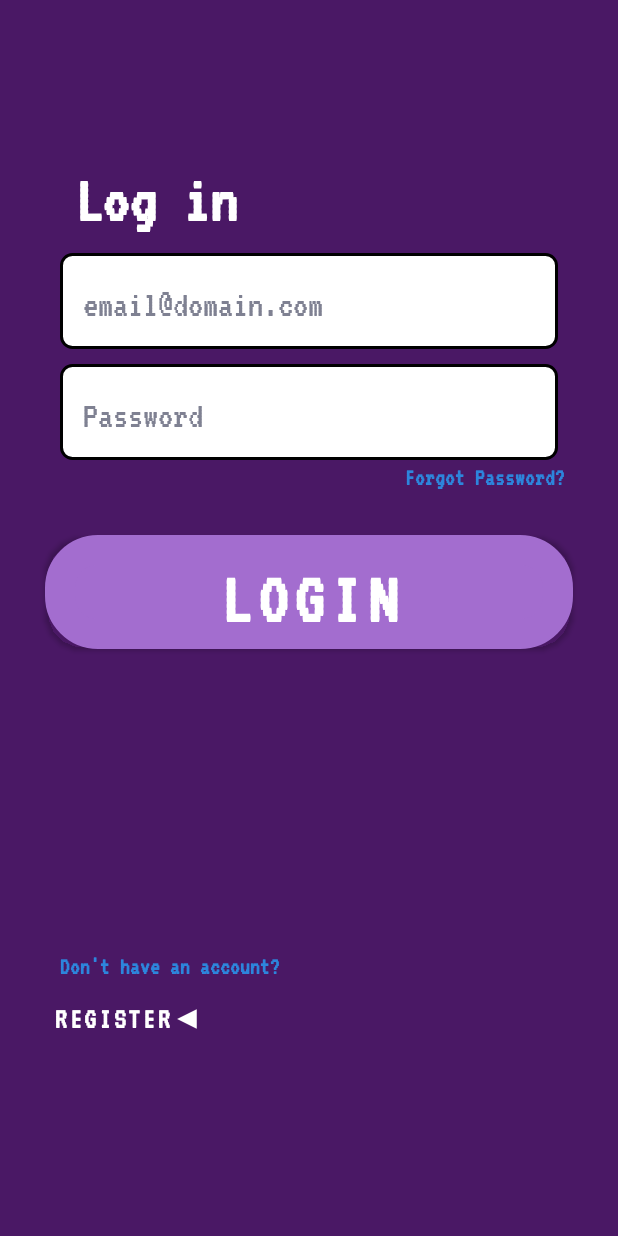
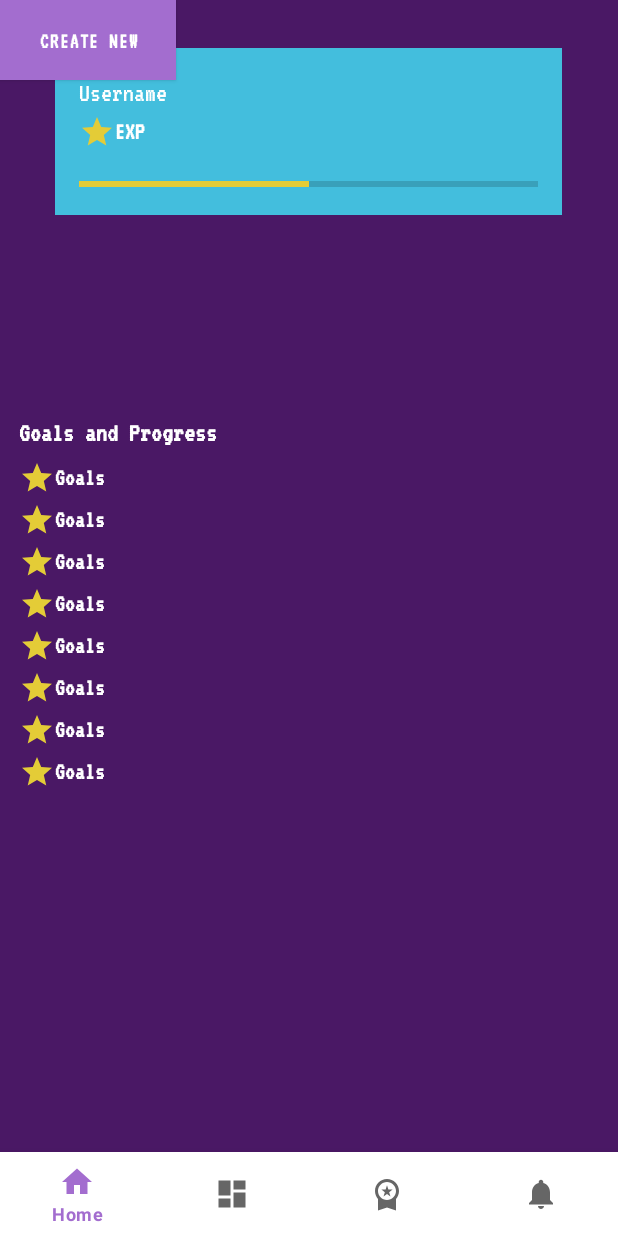
Before and after one commit to pham-brandon/CashQuest, an Android app: the screen it shows after launch (LoginActivity before the commit, GoalsActivity after it), on a phone screen of 412 x 824 dp. Run offline under Robolectric (Android 15) with nearby library versions, the light colour scheme and no system bars.

Commit message:
goals layout

```diff
--- /dev/null
+++ b/app/src/main/java/com/personal_finance_app/GoalsActivity.java
@@ -0,0 +1,24 @@
+package com.personal_finance_app;
+
+import android.os.Bundle;
+
+import androidx.activity.EdgeToEdge;
+import androidx.appcompat.app.AppCompatActivity;
+import androidx.core.graphics.Insets;
+import androidx.core.view.ViewCompat;
+import androidx.core.view.WindowInsetsCompat;
+
+public class GoalsActivity extends AppCompatActivity {
+
+    @Override
+    protected void onCreate(Bundle savedInstanceState) {
+        super.onCreate(savedInstanceState);
+        EdgeToEdge.enable(this);
+        setContentView(R.layout.activity_goals);
+        ViewCompat.setOnApplyWindowInsetsListener(findViewById(R.id.main), (v, insets) -> {
+            Insets systemBars = insets.getInsets(WindowInsetsCompat.Type.systemBars());
+            v.setPadding(systemBars.left, systemBars.top, systemBars.right, systemBars.bottom);
+            return insets;
+        });
+    }
+}
--- /dev/null
+++ b/app/src/main/res/drawable/ic_goals_24dp.xml
@@ -0,0 +1,5 @@
+<vector xmlns:android="http://schemas.android.com/apk/res/android" android:height="24dp" android:tint="#000000" android:viewportHeight="24" android:viewportWidth="24" android:width="24dp">
+
+    <path android:fillColor="@android:color/white" android:pathData="M9.68,13.69L12,11.93l2.31,1.76l-0.88,-2.85L15.75,9h-2.84L12,6.19L11.09,9H8.25l2.31,1.84L9.68,13.69zM20,10c0,-4.42 -3.58,-8 -8,-8s-8,3.58 -8,8c0,2.03 0.76,3.87 2,5.28V23l6,-2l6,2v-7.72C19.24,13.87 20,12.03 20,10zM12,4c3.31,0 6,2.69 6,6s-2.69,6 -6,6s-6,-2.69 -6,-6S8.69,4 12,4z"/>
+
+</vector>
--- /dev/null
+++ b/app/src/main/res/drawable/star_goal_24dp.xml
@@ -0,0 +1,11 @@
+<vector xmlns:android="http://schemas.android.com/apk/res/android"
+    android:height="24dp"
+    android:tint="@color/yellow"
+    android:viewportHeight="24"
+    android:viewportWidth="24"
+    android:width="24dp">
+
+    <path android:fillColor="@color/yellow"
+        android:pathData="M12,17.27L18.18,21l-1.64,-7.03L22,9.24l-7.19,-0.61L12,2 9.19,8.63 2,9.24l5.46,4.73L5.82,21z"/>
+
+</vector>
--- /dev/null
+++ b/app/src/main/res/layout/activity_goals.xml
@@ -0,0 +1,217 @@
+<?xml version="1.0" encoding="utf-8"?>
+<androidx.constraintlayout.widget.ConstraintLayout
+    xmlns:android="http://schemas.android.com/apk/res/android"
+    xmlns:app="http://schemas.android.com/apk/res-auto"
+    xmlns:tools="http://schemas.android.com/tools"
+    android:id="@+id/main"
+    android:layout_width="match_parent"
+    android:layout_height="match_parent"
+    android:background="@color/purple_background">
+
+    <!-- Profile Section (Top) with custom background -->
+
+    <!-- Button to Add Goals -->
+    <!-- Goals List Section -->
+
+    <LinearLayout
+        android:id="@+id/profile_section"
+        android:layout_width="338dp"
+        android:layout_height="111dp"
+        android:layout_marginTop="32dp"
+        android:background="@color/button_color"
+        android:orientation="vertical"
+        android:padding="16dp"
+        app:layout_constraintHeight_percent="0.2"
+        app:layout_constraintHorizontal_bias="0.493"
+        app:layout_constraintLeft_toLeftOf="parent"
+        app:layout_constraintRight_toRightOf="parent"
+        app:layout_constraintTop_toTopOf="parent">
+
+
+        <!-- Username TextView -->
+        <TextView
+            android:id="@+id/goals_user_profile"
+            android:layout_width="wrap_content"
+            android:layout_height="wrap_content"
+            android:text="@string/username"
+            android:textColor="@android:color/white"
+            android:textSize="18sp"
+            android:fontFamily="@font/vt323_regular" />
+
+        <!-- Level and EXP Bar -->
+        <TextView
+            android:id="@+id/user_level"
+            android:layout_width="wrap_content"
+            android:layout_height="wrap_content"
+            android:layout_marginTop="4dp"
+            android:text="@string/exp"
+            android:textColor="@android:color/white"
+            android:textSize="16sp"
+            android:fontFamily="@font/vt323_regular"
+            android:textStyle="bold"
+            app:drawableStartCompat="@drawable/star_goal_24dp" />
+
+        <ProgressBar
+            android:id="@+id/progressBar"
+            style="?android:attr/progressBarStyleHorizontal"
+            android:layout_width="match_parent"
+            android:layout_height="30dp"
+            android:layout_marginTop="8dp"
+            android:max="100"
+            android:progress="50"
+            android:progressTint="@color/yellow"
+            android:fontFamily="@font/vt323_regular"
+            android:textStyle="bold" />
+    </LinearLayout>
+
+    <Button
+        android:id="@+id/add_goal_button"
+        android:layout_width="117dp"
+        android:layout_height="53dp"
+        android:background="@color/light_purple"
+        android:backgroundTint="@color/blue"
+        android:fontFamily="@font/vt323_regular"
+        android:text="@string/create_goal"
+        android:textColor="@android:color/white"
+        android:textStyle="bold"
+        tools:ignore="MissingConstraints"
+        tools:layout_editor_absoluteX="257dp"
+        tools:layout_editor_absoluteY="159dp" />
+
+    <LinearLayout
+        android:id="@+id/goals_list_section"
+        android:layout_width="420dp"
+        android:layout_height="394dp"
+        android:orientation="vertical"
+        android:padding="16dp"
+        app:layout_constraintBottom_toTopOf="@id/nav_view"
+        app:layout_constraintLeft_toLeftOf="parent"
+        app:layout_constraintRight_toRightOf="parent"
+        app:layout_constraintRight_to_rightOf="parent"
+        app:layout_constraintTop_toBottomOf="@id/profile_section"
+        android:layout_marginEnd="0dp">
+
+        <!-- Goals example... replace with RecyclerView -->
+        <TextView
+            android:id="@+id/goals_title"
+            android:layout_width="wrap_content"
+            android:layout_height="wrap_content"
+            android:layout_marginBottom="8dp"
+            android:text="@string/goals_progress_text"
+            android:textColor="@android:color/white"
+            android:textSize="18sp"
+            android:fontFamily="@font/vt323_regular"
+            android:textStyle="bold"
+
+            />
+
+
+        <LinearLayout
+            android:id="@+id/goals_list"
+            android:layout_width="match_parent"
+            android:layout_height="wrap_content"
+            android:orientation="vertical">
+
+            <!-- Example goal items -->
+            <TextView
+                android:layout_width="wrap_content"
+                android:layout_height="wrap_content"
+                android:layout_marginBottom="4dp"
+                android:text="@string/goalsTitle"
+                android:textSize="16sp"
+                android:fontFamily="@font/vt323_regular"
+                android:textStyle="bold"
+                android:textColor="@android:color/white"
+                app:drawableStartCompat="@drawable/star_goal_24dp"/>
+
+            <TextView
+                android:layout_width="wrap_content"
+                android:layout_height="wrap_content"
+                android:layout_marginBottom="4dp"
+                android:text="@string/goalsTitle"
+                android:textSize="16sp"
+                android:fontFamily="@font/vt323_regular"
+                android:textStyle="bold"
+                android:textColor="@android:color/white"
+                app:drawableStartCompat="@drawable/star_goal_24dp" />
+            <TextView
+                android:layout_width="wrap_content"
+                android:layout_height="wrap_content"
+                android:layout_marginBottom="4dp"
+                android:text="@string/goalsTitle"
+                android:textSize="16sp"
+                android:fontFamily="@font/vt323_regular"
+                android:textStyle="bold"
+                android:textColor="@android:color/white"
+                app:drawableStartCompat="@drawable/star_goal_24dp"/>
+
+            <TextView
+                android:layout_width="wrap_content"
+                android:layout_height="wrap_content"
+                android:layout_marginBottom="4dp"
+                android:text="@string/goalsTitle"
+                android:textSize="16sp"
+                android:fontFamily="@font/vt323_regular"
+                android:textStyle="bold"
+                android:textColor="@android:color/white"
+                app:drawableStartCompat="@drawable/star_goal_24dp" />
+            <TextView
+                android:layout_width="wrap_content"
+                android:layout_height="wrap_content"
+                android:layout_marginBottom="4dp"
+                android:text="@string/goalsTitle"
+                android:textSize="16sp"
+                android:fontFamily="@font/vt323_regular"
+                android:textStyle="bold"
+                android:textColor="@android:color/white"
+                app:drawableStartCompat="@drawable/star_goal_24dp"/>
+
+            <TextView
+                android:layout_width="wrap_content"
+                android:layout_height="wrap_content"
+                android:layout_marginBottom="4dp"
+                android:text="@string/goalsTitle"
+                android:textSize="16sp"
+                android:fontFamily="@font/vt323_regular"
+                android:textStyle="bold"
+                android:textColor="@android:color/white"
+                app:drawableStartCompat="@drawable/star_goal_24dp" />
+            <TextView
+                android:layout_width="wrap_content"
+                android:layout_height="wrap_content"
+                android:layout_marginBottom="4dp"
+                android:text="@string/goalsTitle"
+                android:textSize="16sp"
+                android:fontFamily="@font/vt323_regular"
+                android:textStyle="bold"
+                android:textColor="@android:color/white"
+                app:drawableStartCompat="@drawable/star_goal_24dp"/>
+
+            <TextView
+                android:layout_width="wrap_content"
+                android:layout_height="wrap_content"
+                android:layout_marginBottom="4dp"
+                android:text="@string/goalsTitle"
+                android:textSize="16sp"
+                android:fontFamily="@font/vt323_regular"
+                android:textStyle="bold"
+                android:textColor="@android:color/white"
+                app:drawableStartCompat="@drawable/star_goal_24dp" />
+
+        </LinearLayout>
+    </LinearLayout>
+
+    <!-- Bottom Navigation Bar -->
+    <com.google.android.material.bottomnavigation.BottomNavigationView
+        android:id="@+id/nav_view"
+        android:layout_width="0dp"
+        android:layout_height="wrap_content"
+        android:layout_marginStart="0dp"
+        android:layout_marginEnd="0dp"
+        android:background="?android:attr/windowBackground"
+        app:layout_constraintBottom_toBottomOf="parent"
+        app:layout_constraintLeft_toLeftOf="parent"
+        app:layout_constraintRight_toRightOf="parent"
+        app:menu="@menu/bottom_nav_menu" />
+
+</androidx.constraintlayout.widget.ConstraintLayout>
--- a/app/src/main/res/menu/bottom_nav_menu.xml
+++ b/app/src/main/res/menu/bottom_nav_menu.xml
@@ -12,6 +12,11 @@
         android:title="@string/title_dashboard" />
 
     <item
+        android:id="@+id/navigation_goals"
+        android:icon="@drawable/ic_goals_24dp"
+        android:title="@string/goalsTitle" />
+
+    <item
         android:id="@+id/navigation_notifications"
         android:icon="@drawable/ic_notifications_black_24dp"
         android:title="@string/title_notifications" />
--- a/app/src/main/res/values/colors.xml
+++ b/app/src/main/res/values/colors.xml
@@ -14,4 +14,5 @@
     <color name="blue">#314bce</color>
     <color name="light_blue">#2d85dc</color>
     <color name="light_purple">#a36dcf</color>
+    <color name="yellow">#e4cc37</color>
 </resources>
--- a/app/src/main/res/values/strings.xml
+++ b/app/src/main/res/values/strings.xml
@@ -26,4 +26,12 @@
     <string name="invalidEmail">Please enter a valid email address</string>
     <string name="emptyPassword">The password cannot be empty</string>
 
+    <!-- Goals Activity -->
+    <string name="goalsTitle">Goals</string>
+    <string name="level">Level</string>
+    <string name ="exp">EXP</string>
+    <string name="create_goal">Create New</string>
+    <string name="goals_progress_text">Goals and Progress</string>
+
+
 </resources>
```
Also changed, not shown: app/src/main/AndroidManifest.xml (+11 -7 lines).
